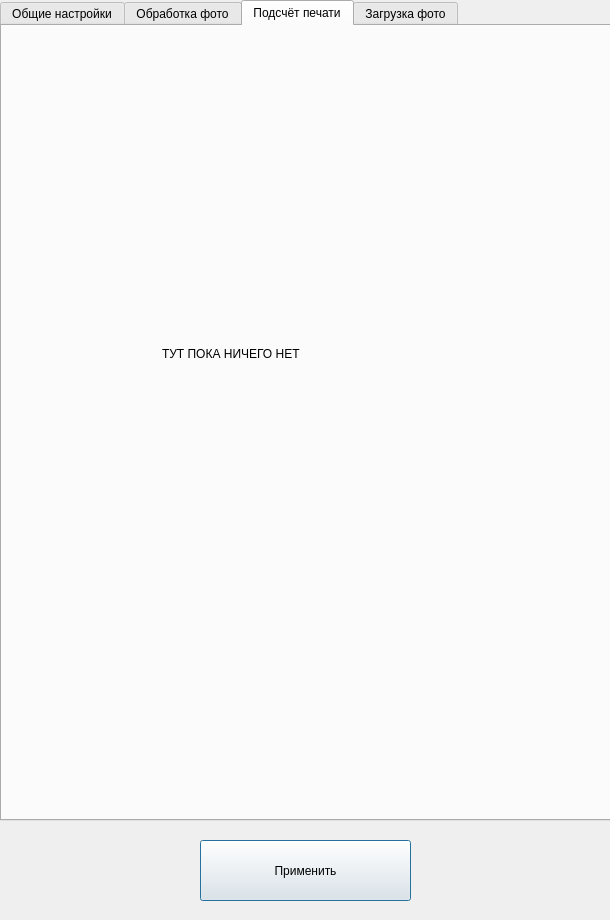
First picture: the form in cropper/ui/settings.ui, repository andrey-david/Sendy, before the edit.
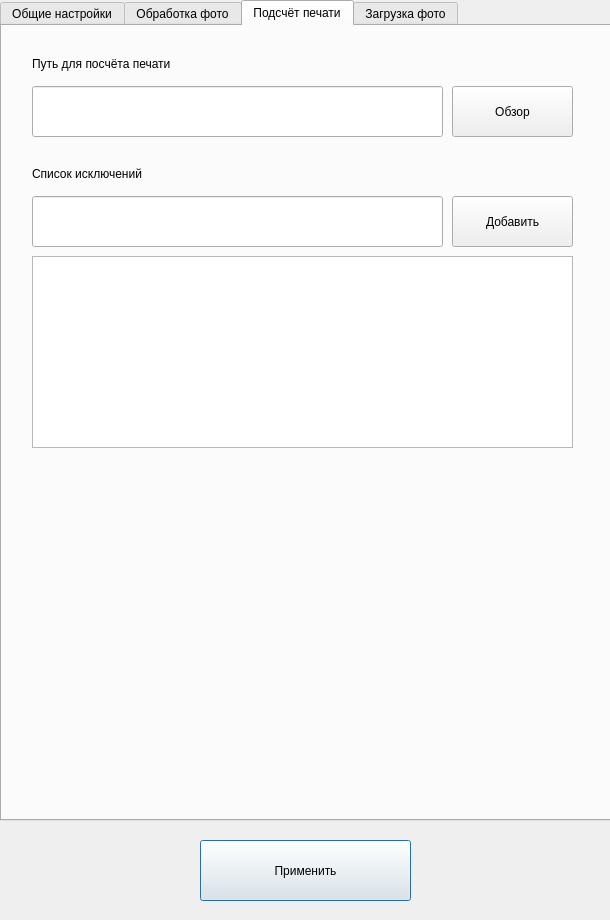
Second picture: the form after the edit. The open tabs and pages were chosen to show the change.

Commit message: Added other setting, updated ui, qss

The edit to the form file:
```diff
--- a/cropper/ui/settings.ui
+++ b/cropper/ui/settings.ui
@@ -47,10 +47,37 @@
      <height>821</height>
     </rect>
    </property>
+   <property name="sizePolicy">
+    <sizepolicy hsizetype="Maximum" vsizetype="Expanding">
+     <horstretch>0</horstretch>
+     <verstretch>0</verstretch>
+    </sizepolicy>
+   </property>
+   <property name="tabPosition">
+    <enum>QTabWidget::North</enum>
+   </property>
+   <property name="tabShape">
+    <enum>QTabWidget::Rounded</enum>
+   </property>
    <property name="currentIndex">
     <number>1</number>
    </property>
-   <widget class="QWidget" name="tab_2">
+   <property name="elideMode">
+    <enum>Qt::ElideNone</enum>
+   </property>
+   <property name="documentMode">
+    <bool>false</bool>
+   </property>
+   <property name="tabsClosable">
+    <bool>false</bool>
+   </property>
+   <property name="movable">
+    <bool>false</bool>
+   </property>
+   <property name="tabBarAutoHide">
+    <bool>false</bool>
+   </property>
+   <widget class="QWidget" name="tab_1">
     <attribute name="title">
      <string>Общие настройки</string>
     </attribute>
@@ -88,7 +115,7 @@
      </property>
     </widget>
    </widget>
-   <widget class="QWidget" name="tab">
+   <widget class="QWidget" name="tab_2">
     <attribute name="title">
      <string>Обработка фото</string>
     </attribute>
@@ -280,17 +307,110 @@
     <attribute name="title">
      <string>Подсчёт печати</string>
     </attribute>
-    <widget class="QLabel" name="label_8">
+    <widget class="QPushButton" name="pushButton_set_image_counter_path">
      <property name="geometry">
       <rect>
-       <x>160</x>
-       <y>320</y>
-       <width>271</width>
+       <x>450</x>
+       <y>60</y>
+       <width>121</width>
+       <height>51</height>
+      </rect>
+     </property>
+     <property name="text">
+      <string>Обзор</string>
+     </property>
+    </widget>
+    <widget class="QLabel" name="label_11">
+     <property name="geometry">
+      <rect>
+       <x>30</x>
+       <y>30</y>
+       <width>361</width>
        <height>16</height>
       </rect>
      </property>
      <property name="text">
-      <string>ТУТ ПОКА НИЧЕГО НЕТ</string>
+      <string>Путь для посчёта печати</string>
+     </property>
+    </widget>
+    <widget class="QLineEdit" name="lineEdit_image_counter_path">
+     <property name="geometry">
+      <rect>
+       <x>30</x>
+       <y>60</y>
+       <width>411</width>
+       <height>51</height>
+      </rect>
+     </property>
+     <property name="text">
+      <string/>
+     </property>
+     <property name="readOnly">
+      <bool>true</bool>
+     </property>
+    </widget>
+    <widget class="QListWidget" name="listWidget_image_counter_exceptions">
+     <property name="geometry">
+      <rect>
+       <x>30</x>
+       <y>230</y>
+       <width>541</width>
+       <height>192</height>
+      </rect>
+     </property>
+     <property name="styleSheet">
+      <string notr="true">QListWidget:focus {
+	border: 2px solid transparent;
+    outline: none;
+    }</string>
+     </property>
+     <property name="selectionMode">
+      <enum>QAbstractItemView::SingleSelection</enum>
+     </property>
+    </widget>
+    <widget class="QLabel" name="label_13">
+     <property name="geometry">
+      <rect>
+       <x>30</x>
+       <y>140</y>
+       <width>361</width>
+       <height>16</height>
+      </rect>
+     </property>
+     <property name="text">
+      <string>Список исключений</string>
+     </property>
+    </widget>
+    <widget class="QPushButton" name="pushButton_image_counter_exceptions_add_elem">
+     <property name="geometry">
+      <rect>
+       <x>450</x>
+       <y>170</y>
+       <width>121</width>
+       <height>51</height>
+      </rect>
+     </property>
+     <property name="text">
+      <string>Добавить</string>
+     </property>
+    </widget>
+    <widget class="QLineEdit" name="lineEdit_image_counter_exceptions_add_elem">
+     <property name="geometry">
+      <rect>
+       <x>30</x>
+       <y>170</y>
+       <width>411</width>
+       <height>51</height>
+      </rect>
+     </property>
+     <property name="text">
+      <string/>
+     </property>
+     <property name="dragEnabled">
+      <bool>false</bool>
+     </property>
+     <property name="readOnly">
+      <bool>false</bool>
      </property>
     </widget>
    </widget>
```
Left out of the diff: 137 changed lines with no effect on the pictures. The commit also changes 4 other files.
